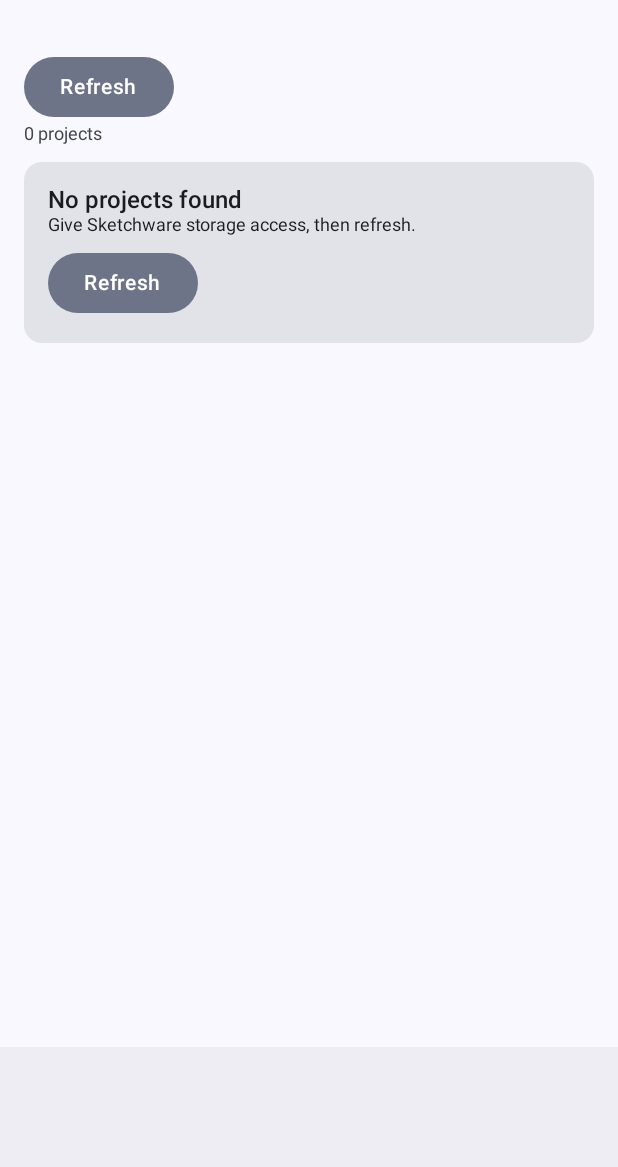
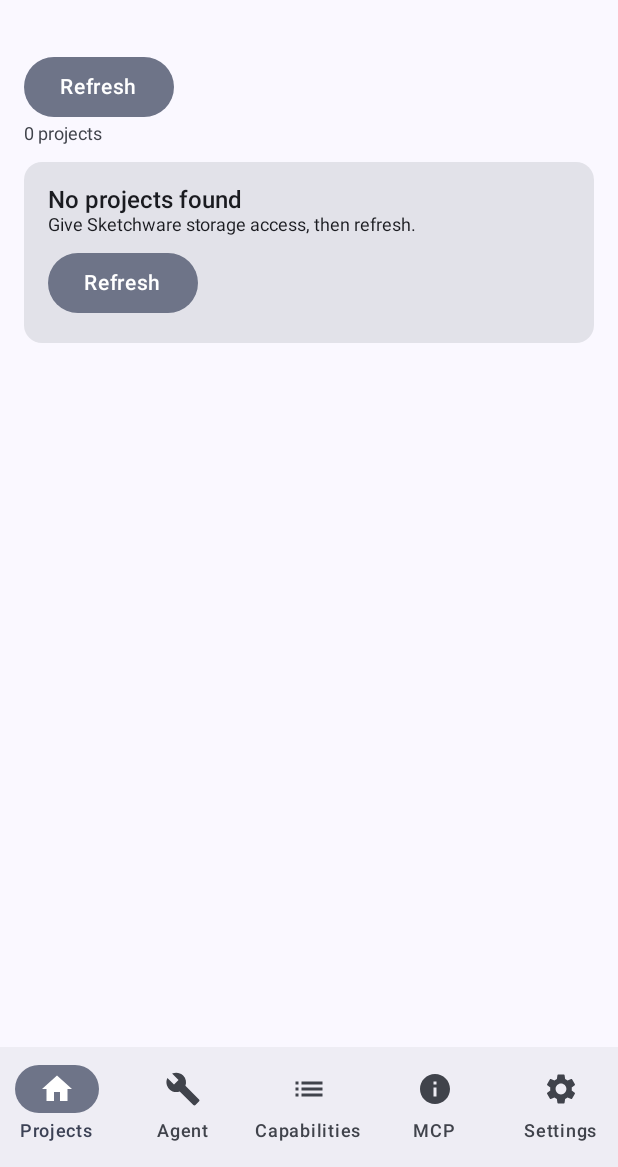
Before and after one commit to sketchnoobdeveloper/SketchPilot, an Android app built with Jetpack Compose: the screen it shows after launch (ComposeMainActivity), on a phone screen of 412 x 824 dp, the part 69-1236 px from its top. Run offline under Robolectric (Android 15) with nearby library versions, the phone set to English and light mode, and no system bars; our stand-ins replace window size class.

Commit message:
Fix scope-bound navigation item extensions

```diff
--- a/app/src/main/kotlin/snd/sketchpilot/ui/ComposeMainActivity.kt
+++ b/app/src/main/kotlin/snd/sketchpilot/ui/ComposeMainActivity.kt
@@ -18,6 +18,8 @@ import androidx.compose.material.icons.filled.List
 import androidx.compose.material.icons.filled.Settings
 import androidx.compose.material3.Icon
 import androidx.compose.foundation.layout.Box
+import androidx.compose.foundation.layout.ColumnScope
+import androidx.compose.foundation.layout.RowScope
 import androidx.compose.foundation.layout.Column
 import androidx.compose.foundation.layout.size
 import androidx.compose.foundation.layout.width
@@ -143,40 +145,47 @@ private fun SketchPilotApp(vm: MainViewModel = viewModel()) {
 
     if (compact) {
         Scaffold(topBar = topBar, bottomBar = {
-            NavigationBar { NavItems(current, navigate, tr, false) }
+            NavigationBar { NavBarItems(current, navigate, tr) }
         }) { padding -> AppNav(nav, vm, tr, language, padding, { language = it }) }
     } else {
         Row(Modifier.fillMaxSize()) {
             NavigationRail(header = {
                 Text(tr("app"), Modifier.padding(16.dp), style = MaterialTheme.typography.titleMedium)
-            }) { NavItems(current, navigate, tr, true) }
+            }) { NavRailItems(current, navigate, tr) }
             Scaffold(topBar = topBar) { padding -> AppNav(nav, vm, tr, language, padding, { language = it }) }
         }
     }
 }
 
-@Composable
-private fun NavItems(
-    current: String,
-    navigate: (String) -> Unit,
-    tr: (String) -> String,
-    rail: Boolean,
-) {
-    val items = listOf(
+private fun navItemList() = listOf(
     Triple(Routes.PROJECTS, "projects", Icons.Filled.Home),
     Triple(Routes.AGENT, "agent", Icons.Filled.Build),
     Triple(Routes.CAPABILITIES, "caps", Icons.Filled.List),
     Triple(Routes.MCP, "mcp", Icons.Filled.Info),
     Triple(Routes.SETTINGS, "settings", Icons.Filled.Settings)
 )
-    items.forEach { (route, key, icon) ->
-        val selected = current == route
-        val onClick = { navigate(route) }
-        if (rail) {
-            NavigationRailItem(selected = selected, onClick = onClick, icon = { Icon(icon, tr(key)) }, label = { Text(tr(key)) })
-        } else {
-            androidx.compose.material3.NavigationBarItem(selected = selected, onClick = onClick, icon = { Icon(icon, tr(key)) }, label = { Text(tr(key)) })
+
+@Composable
+private fun RowScope.NavBarItems(current: String, navigate: (String) -> Unit, tr: (String) -> String) {
+    navItemList().forEach { (route, key, icon) ->
+        NavigationBarItem(
+            selected = current == route,
+            onClick = { navigate(route) },
+            icon = { Icon(icon, tr(key)) },
+            label = { Text(tr(key)) },
+        )
     }
+}
+
+@Composable
+private fun ColumnScope.NavRailItems(current: String, navigate: (String) -> Unit, tr: (String) -> String) {
+    navItemList().forEach { (route, key, icon) ->
+        NavigationRailItem(
+            selected = current == route,
+            onClick = { navigate(route) },
+            icon = { Icon(icon, tr(key)) },
+            label = { Text(tr(key)) },
+        )
     }
 }
 
```
Lines whose indentation alone changed are shown as unchanged.
